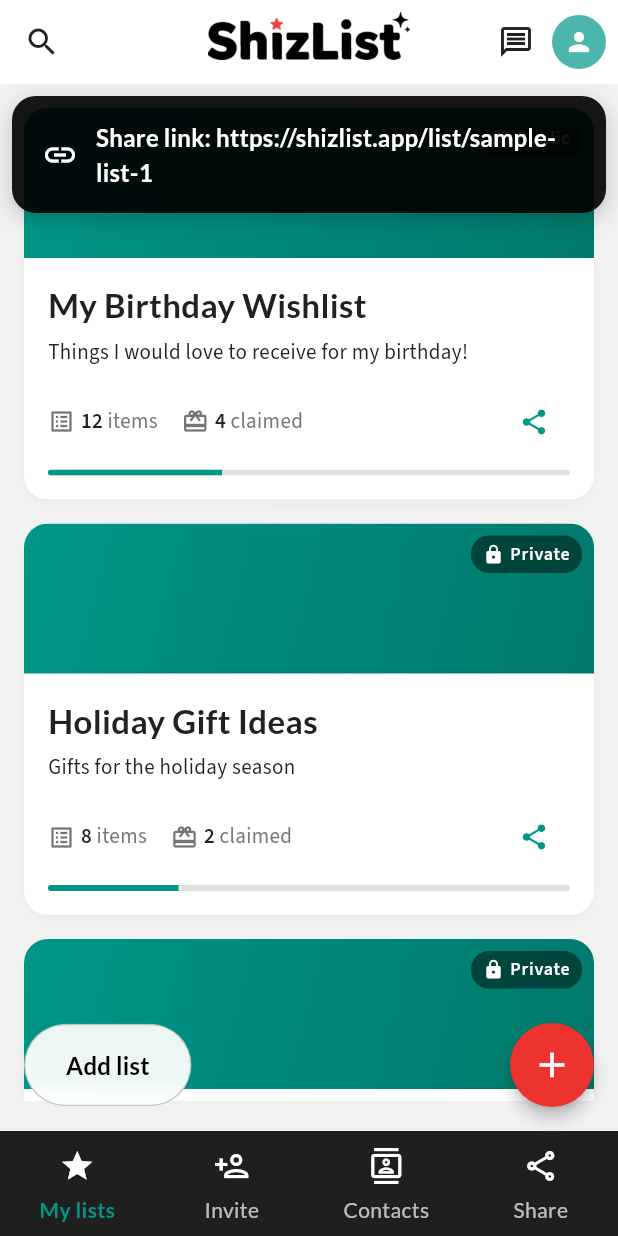
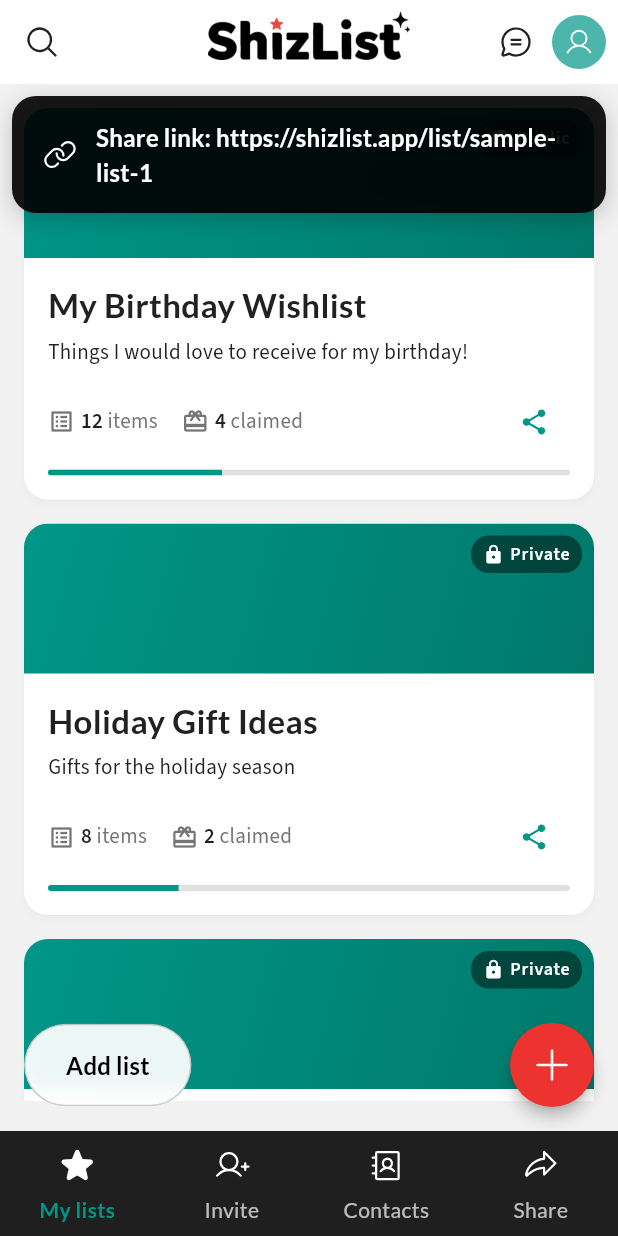
Before and after one commit to matthewjamesriley/shizlist, a Flutter app: the AppShell screen opened directly with empty values, after a tap on the "share" icon, on a phone screen of 412 x 824 dp. Run offline on Flutter 3.47's test engine with Material 3 defaults, Android fonts, the phone set to English and light mode, and no system bars; our stand-ins replace cached_network_image, flutter_riverpod, go_router, google_fonts, phosphor_flutter, supabase_flutter; accounts and stored records are empty; network calls fail.

Commit message:
Switch to Phosphor icons throughout the app

```diff
--- a/lib/features/lists/screens/lists_screen.dart
+++ b/lib/features/lists/screens/lists_screen.dart
@@ -1,5 +1,6 @@
 import 'package:flutter/material.dart';
 import 'package:go_router/go_router.dart';
+import 'package:phosphor_flutter/phosphor_flutter.dart';
 import '../../../core/theme/app_colors.dart';
 import '../../../core/theme/app_typography.dart';
 import '../../../models/wish_list.dart';
@@ -97,8 +98,8 @@ class _ListsScreenState extends State<ListsScreen> {
                 color: AppColors.claimedBackground,
                 borderRadius: BorderRadius.circular(60),
               ),
-              child: const Icon(
-                Icons.card_giftcard,
+              child: PhosphorIcon(
+                PhosphorIcons.gift(),
                 size: 56,
                 color: AppColors.primary,
               ),
@@ -119,7 +120,7 @@ class _ListsScreenState extends State<ListsScreen> {
             const SizedBox(height: 32),
             ElevatedButton.icon(
               onPressed: _createNewList,
-              icon: const Icon(Icons.add),
+              icon: PhosphorIcon(PhosphorIcons.plus()),
               label: const Text('Create Your First List'),
             ),
           ],
@@ -146,7 +147,7 @@ class _ListsScreenState extends State<ListsScreen> {
     AppNotification.show(
       context,
       message: 'Share link: ${list.shareUrl}',
-      icon: Icons.link,
+      icon: PhosphorIcons.link(),
     );
   }
 
--- a/lib/widgets/app_notification.dart
+++ b/lib/widgets/app_notification.dart
@@ -1,4 +1,5 @@
 import 'package:flutter/material.dart';
+import 'package:phosphor_flutter/phosphor_flutter.dart';
 import '../core/theme/app_colors.dart';
 import '../core/theme/app_typography.dart';
 
@@ -13,7 +14,7 @@ class AppNotification {
     Duration duration = const Duration(seconds: 3),
     Color? backgroundColor,
     Color? textColor,
-    IconData? icon,
+    PhosphorIconData? icon,
   }) {
     final overlay = Overlay.of(context);
     late OverlayEntry overlayEntry;
@@ -38,7 +39,7 @@ class AppNotification {
       context,
       message: message,
       backgroundColor: Colors.black,
-      icon: Icons.check_circle_outline,
+      icon: PhosphorIcons.checkCircle(),
     );
   }
 
@@ -48,7 +49,7 @@ class AppNotification {
       context,
       message: message,
       backgroundColor: AppColors.error,
-      icon: Icons.error_outline,
+      icon: PhosphorIcons.warningCircle(),
     );
   }
 }
@@ -57,7 +58,7 @@ class _NotificationBanner extends StatefulWidget {
   final String message;
   final Color backgroundColor;
   final Color textColor;
-  final IconData? icon;
+  final PhosphorIconData? icon;
   final VoidCallback onDismiss;
   final Duration duration;
 
@@ -161,8 +162,8 @@ class _NotificationBannerState extends State<_NotificationBanner>
                 child: Row(
                   children: [
                     if (widget.icon != null) ...[
-                      Icon(
-                        widget.icon,
+                      PhosphorIcon(
+                        widget.icon!,
                         color: widget.textColor,
                         size: 24,
                       ),
--- a/lib/widgets/app_shell.dart
+++ b/lib/widgets/app_shell.dart
@@ -1,6 +1,7 @@
 import 'dart:ui';
 import 'package:flutter/material.dart';
 import 'package:go_router/go_router.dart';
+import 'package:phosphor_flutter/phosphor_flutter.dart';
 import '../core/theme/app_colors.dart';
 import '../core/theme/app_typography.dart';
 import '../features/lists/widgets/create_list_dialog.dart';
@@ -57,7 +58,7 @@ class _AppShellState extends State<AppShell> {
       extendBody: true,
       appBar: AppBar(
         leading: IconButton(
-          icon: const Icon(Icons.search),
+          icon: PhosphorIcon(PhosphorIcons.magnifyingGlass()),
           onPressed: () {
             // TODO: Open search
           },
@@ -76,7 +77,7 @@ class _AppShellState extends State<AppShell> {
         actions: [
           // Messages icon
           IconButton(
-            icon: const Icon(Icons.message_outlined),
+            icon: PhosphorIcon(PhosphorIcons.chatCircleText()),
             onPressed: () => context.go(AppRoutes.messages),
             tooltip: 'Messages',
           ),
@@ -85,11 +86,11 @@ class _AppShellState extends State<AppShell> {
             padding: const EdgeInsets.only(right: 8),
             child: GestureDetector(
               onTap: () => _scaffoldKey.currentState?.openEndDrawer(),
-              child: const CircleAvatar(
+              child: CircleAvatar(
                 radius: 18,
                 backgroundColor: AppColors.primaryLight,
-                child: Icon(
-                  Icons.person,
+                child: PhosphorIcon(
+                  PhosphorIcons.user(),
                   color: AppColors.textOnPrimary,
                   size: 20,
                 ),
@@ -109,25 +110,33 @@ class _AppShellState extends State<AppShell> {
           child: NavigationBar(
             selectedIndex: currentIndex,
             onDestinationSelected: (index) => _onTabTapped(context, index),
-            destinations: const [
+            destinations: [
               NavigationDestination(
-                icon: Icon(Icons.star_outline),
-                selectedIcon: Icon(Icons.star),
+                icon: PhosphorIcon(PhosphorIcons.star()),
+                selectedIcon: PhosphorIcon(
+                  PhosphorIcons.star(PhosphorIconsStyle.fill),
+                ),
                 label: 'My lists',
               ),
               NavigationDestination(
-                icon: Icon(Icons.person_add_outlined),
-                selectedIcon: Icon(Icons.person_add),
+                icon: PhosphorIcon(PhosphorIcons.userPlus()),
+                selectedIcon: PhosphorIcon(
+                  PhosphorIcons.userPlus(PhosphorIconsStyle.fill),
+                ),
                 label: 'Invite',
               ),
               NavigationDestination(
-                icon: Icon(Icons.contacts_outlined),
-                selectedIcon: Icon(Icons.contacts),
+                icon: PhosphorIcon(PhosphorIcons.addressBook()),
+                selectedIcon: PhosphorIcon(
+                  PhosphorIcons.addressBook(PhosphorIconsStyle.fill),
+                ),
                 label: 'Contacts',
               ),
               NavigationDestination(
-                icon: Icon(Icons.share_outlined),
-                selectedIcon: Icon(Icons.share),
+                icon: PhosphorIcon(PhosphorIcons.shareFat()),
+                selectedIcon: PhosphorIcon(
+                  PhosphorIcons.shareFat(PhosphorIconsStyle.fill),
+                ),
                 label: 'Share',
               ),
             ],
@@ -184,7 +193,7 @@ class _AppShellState extends State<AppShell> {
                     onPressed: () {
                       _showAddItemSheet(context);
                     },
-                    child: const Icon(Icons.add, size: 28),
+                    child: PhosphorIcon(PhosphorIcons.plus(), size: 28),
                   ),
                 ],
               )
@@ -474,7 +483,7 @@ class _QuickAddSheetState extends State<_QuickAddSheet> {
                         onPressed: () {
                           // TODO: Open Amazon search
                         },
-                        icon: const Icon(Icons.search),
+                        icon: PhosphorIcon(PhosphorIcons.magnifyingGlass()),
                         label: const Text('Or, Search on Amazon'),
                       ),
                     ),
--- a/pubspec.yaml
+++ b/pubspec.yaml
@@ -37,6 +37,7 @@ dependencies:
 
   # Local Storage
   shared_preferences: ^2.2.2
+  phosphor_flutter: ^2.1.0
 
 dev_dependencies:
   flutter_test:
```
Also changed, not shown: pubspec.lock.
